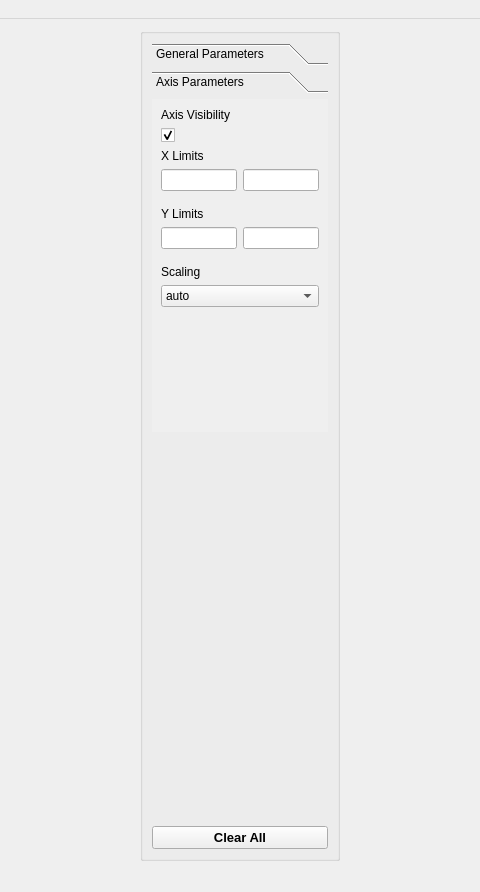
Above: sciplot/ui/qt5-creator/ui_Plotter.ui from CCampJr/SciPlot-PyQt before the change; both pictures show x 374 to 854 and y 0 to 892 of the 1208 by 892 pixel window. Below: the same form after it.
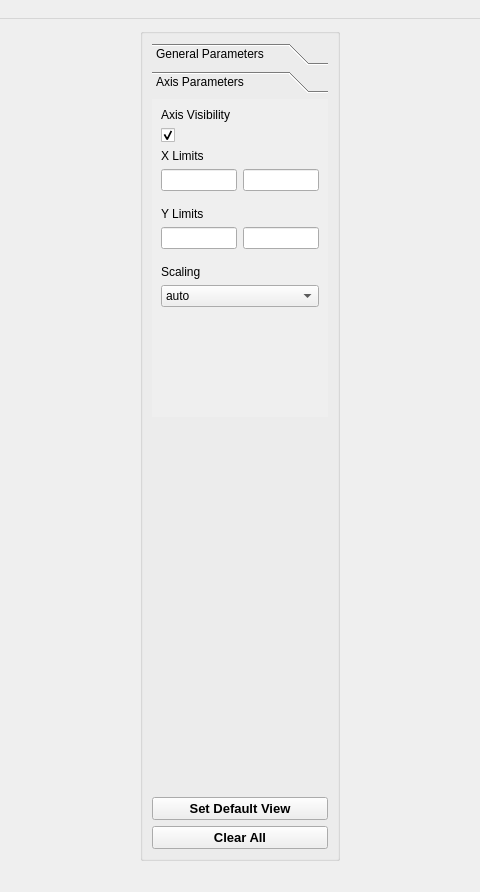
That is the form after the change. The open tabs and pages were chosen to show the change.

Commit message: pushButton added to set default view

```diff
--- a/sciplot/ui/qt5-creator/ui_Plotter.ui
+++ b/sciplot/ui/qt5-creator/ui_Plotter.ui
@@ -155,8 +155,8 @@
            <rect>
             <x>0</x>
             <y>0</y>
-            <width>176</width>
-            <height>315</height>
+            <width>149</width>
+            <height>248</height>
            </rect>
           </property>
           <attribute name="label">
@@ -290,6 +290,21 @@
          </property>
         </spacer>
        </item>
+       <item>
+        <widget class="QPushButton" name="pushButtonDefaultView">
+         <property name="font">
+          <font>
+           <family>Arial</family>
+           <pointsize>10</pointsize>
+           <weight>75</weight>
+           <bold>true</bold>
+          </font>
+         </property>
+         <property name="text">
+          <string>Set Default View</string>
+         </property>
+        </widget>
+       </item>
        <item>
         <widget class="QPushButton" name="pushButtonClearAll">
          <property name="font">
```
Left out of the diff: 2 changed lines with no effect on the pictures. The commit also changes 2 other files.
